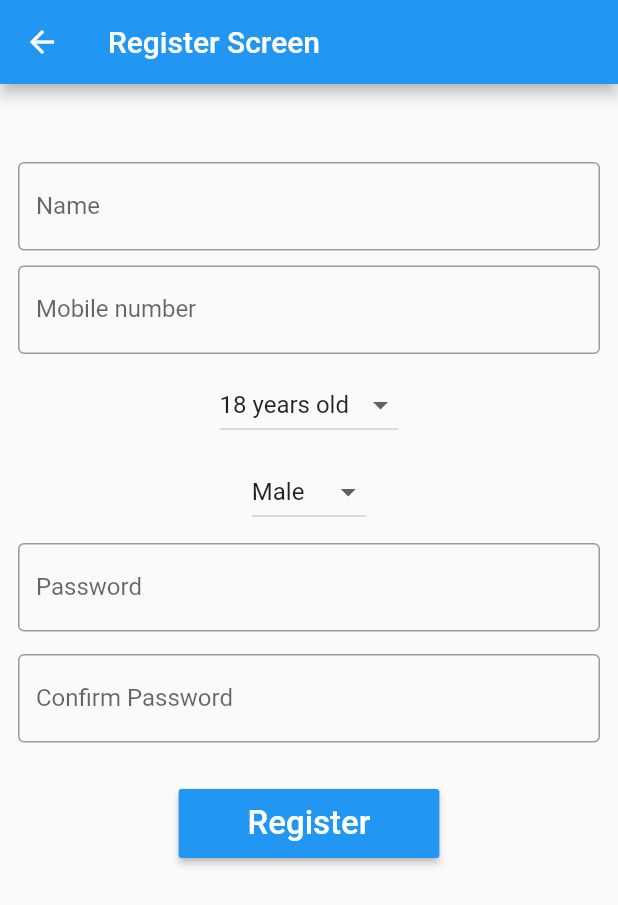
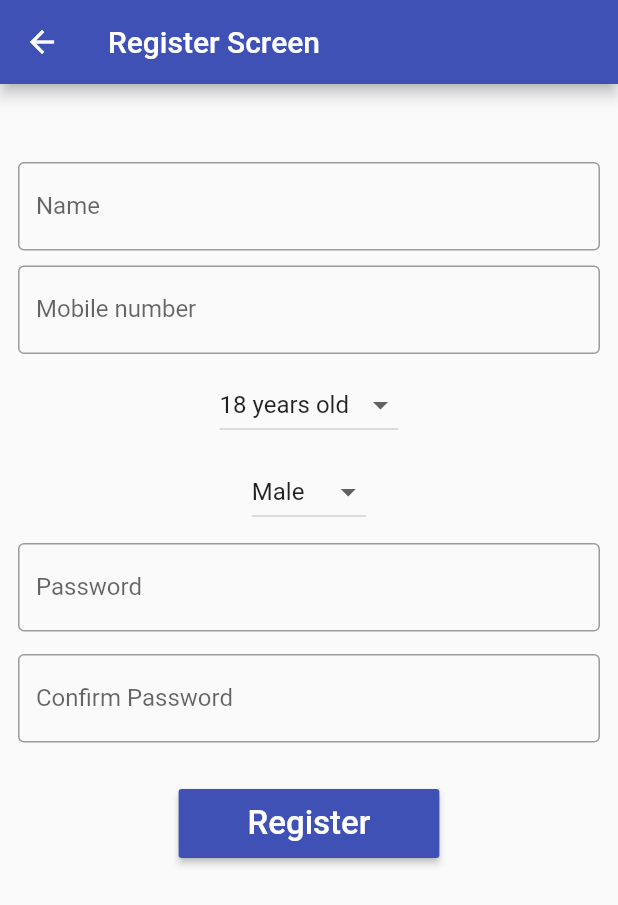
Before and after one commit to Osama3meera/flutter_progress_soft_assignment, a Flutter app: the RegisterScreen screen opened directly, on a phone screen of 412 x 824 dp. Shown: the top 905 px of the screen. Run offline on Flutter 3.47's test engine with Material 3 defaults, Android fonts, the phone set to English and light mode, and no system bars; our stand-ins replace cloud_firestore, firebase_auth, firebase_core, flutter_bloc, shared_preferences; missing offline and left inert: smart_alert_dialog; accounts and stored records are empty.

Commit message:
logic added for login screen and some ui enhancements

```diff
--- a/lib/presentation/login_screen/bloc/login_event.dart
+++ b/lib/presentation/login_screen/bloc/login_event.dart
@@ -1,8 +1,12 @@
 part of 'login_bloc.dart';
 
-@immutable
-sealed class LoginEvent {}
-
-class LoginStartedEvent extends LoginEvent {}
+abstract class LoginEvent {}
 
 class LoadRegexEvent extends LoginEvent {}
+
+class LoginStartedEvent extends LoginEvent {
+  final String mobileNumber;
+  final String password;
+
+  LoginStartedEvent(this.mobileNumber, this.password);
+}
--- a/lib/presentation/login_screen/bloc/login_state.dart
+++ b/lib/presentation/login_screen/bloc/login_state.dart
@@ -1,8 +1,19 @@
 part of 'login_bloc.dart';
 
-@immutable
-sealed class LoginState {}
+abstract class LoginState {}
 
-final class LoginInitial extends LoginState {}
+class LoginInitial extends LoginState {}
 
-class LoginStartedState extends LoginState {}
+class LoginLoadingState extends LoginState {}
+
+class LoginSuccessState extends LoginState {}
+
+class LoginFailureState extends LoginState {
+  final String error;
+
+  LoginFailureState(this.error);
+}
+
+class UserNotRegisteredState extends LoginState {}
+
+class IncorrectPasswordState extends LoginState {}
--- a/lib/presentation/otp_screen/bloc/otp_event.dart
+++ b/lib/presentation/otp_screen/bloc/otp_event.dart
@@ -1,6 +1,5 @@
 part of 'otp_bloc.dart';
 
-// otp_event.dart
 abstract class OtpEvent {}
 
 class OtpVerifyEvent extends OtpEvent {
--- a/lib/presentation/otp_screen/bloc/otp_state.dart
+++ b/lib/presentation/otp_screen/bloc/otp_state.dart
@@ -1,6 +1,5 @@
 part of 'otp_bloc.dart';
 
-// otp_state.dart
 abstract class OtpState {}
 
 class OtpInitialState extends OtpState {}
--- a/lib/presentation/otp_screen/otp_screen.dart
+++ b/lib/presentation/otp_screen/otp_screen.dart
@@ -1,4 +1,3 @@
-// otp_screen.dart
 import 'package:flutter/material.dart';
 import 'package:flutter_bloc/flutter_bloc.dart';
 import 'package:osama_hasan_progress_soft/presentation/otp_screen/bloc/otp_bloc.dart';
@@ -23,6 +22,7 @@ class _OtpScreenState extends State<OtpScreen> {
     return Scaffold(
       appBar: AppBar(
         title: const Text("OTP Screen"),
+        backgroundColor: Colors.indigo,
       ),
       body: Padding(
         padding: const EdgeInsets.all(12),
--- a/lib/presentation/register_screen/bloc/register_event.dart
+++ b/lib/presentation/register_screen/bloc/register_event.dart
@@ -1,6 +1,5 @@
 part of 'register_bloc.dart';
 
-// register_event.dart
 abstract class RegisterEvent {}
 
 class RegisterStartedEvent extends RegisterEvent {
--- a/lib/presentation/register_screen/bloc/register_state.dart
+++ b/lib/presentation/register_screen/bloc/register_state.dart
@@ -1,6 +1,5 @@
 part of 'register_bloc.dart';
 
-// register_state.dart
 abstract class RegisterState {}
 
 class RegisterInitialState extends RegisterState {}
--- a/lib/presentation/register_screen/register_screen.dart
+++ b/lib/presentation/register_screen/register_screen.dart
@@ -1,4 +1,3 @@
-// register_screen.dart
 import 'package:flutter/material.dart';
 import 'package:flutter_bloc/flutter_bloc.dart';
 import 'package:osama_hasan_progress_soft/presentation/login_screen/bloc/login_bloc.dart';
@@ -52,6 +51,7 @@ class _RegisterScreenState extends State<RegisterScreen> {
     return Scaffold(
       appBar: AppBar(
         title: const Text("Register Screen"),
+        backgroundColor: Colors.indigo,
       ),
       body: Padding(
         padding: const EdgeInsets.all(12),
@@ -63,7 +63,6 @@ class _RegisterScreenState extends State<RegisterScreen> {
               _navigateToOtpScreen(state.verificationId);
 
               if (otpVerified) {
-                // Proceed with completing the registration
                 context.read<RegisterBloc>().add(RegisterCompletedEvent(
                       password: _passwordController.text.trim(),
                       name: _nameController.text.trim(),
@@ -230,7 +229,7 @@ class _RegisterScreenState extends State<RegisterScreen> {
                   ),
                   const SizedBox(height: 30),
                   MaterialButton(
-                    color: Colors.blue,
+                    color: Colors.indigo,
                     textColor: Colors.white,
                     child: const Padding(
                       padding:
--- a/lib/util/shared_preference/shared_prefs_constants.dart
+++ b/lib/util/shared_preference/shared_prefs_constants.dart
@@ -1,4 +1,5 @@
 class SharedPrefsConstants {
   static const String mobileRegex = "mobileRegex";
   static const String passwordRegex = "passwordRegex";
+  static const String userLoggedIn = "userLoggedIn";
 }
```
Also changed, not shown: lib/presentation/home_screen/home_screen.dart (+13 -1 lines), lib/presentation/login_screen/bloc/login_bloc.dart (+37 -3 lines), lib/presentation/login_screen/login_screen.dart (+79 -22 lines), lib/presentation/splash_screen/splash_screen.dart (+21 -9 lines), 1 other file.
